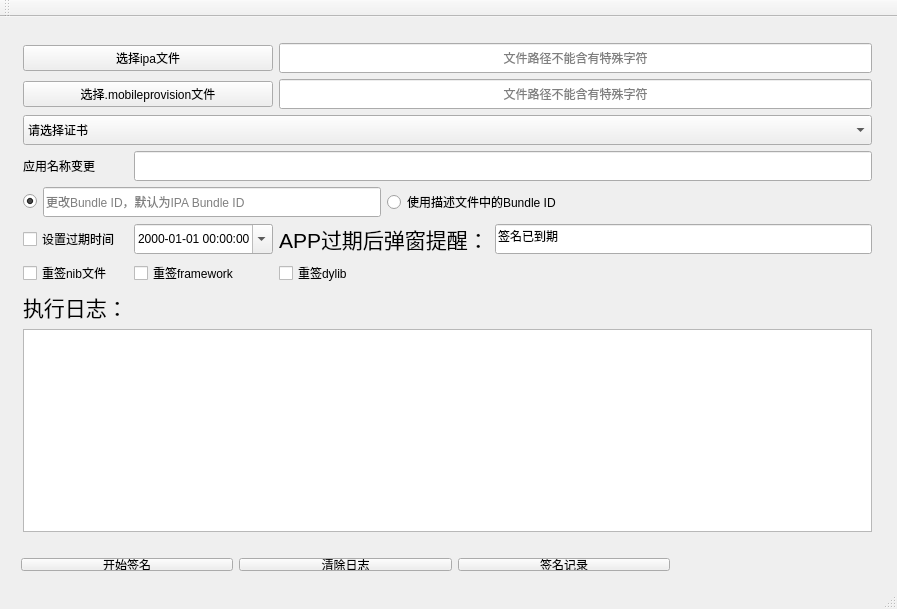
This is mainwindow.ui in XuYang8026/BSign as Qt 5 draws it before an edit. The edited form follows.
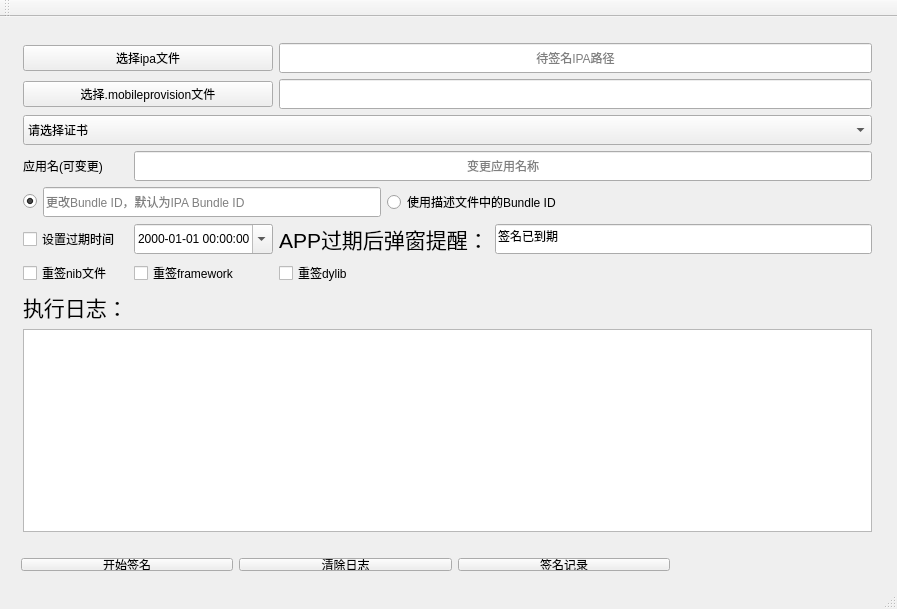
This is the edited form.

Commit message: 支持特殊文件选择

```diff
--- a/mainwindow.ui
+++ b/mainwindow.ui
@@ -182,7 +182,7 @@
         <bool>true</bool>
        </property>
        <property name="placeholderText">
-        <string>文件路径不能含有特殊字符</string>
+        <string/>
        </property>
       </widget>
      </item>
@@ -204,7 +204,7 @@
         <bool>true</bool>
        </property>
        <property name="placeholderText">
-        <string>文件路径不能含有特殊字符</string>
+        <string>待签名IPA路径</string>
        </property>
       </widget>
      </item>
@@ -236,7 +236,7 @@
      <item row="5" column="0" colspan="2">
       <widget class="QLabel" name="label_2">
        <property name="text">
-        <string>应用名称变更</string>
+        <string>应用名(可变更)</string>
        </property>
       </widget>
      </item>
@@ -257,6 +257,9 @@
        <property name="readOnly">
         <bool>false</bool>
        </property>
+       <property name="placeholderText">
+        <string>变更应用名称</string>
+       </property>
       </widget>
      </item>
     </layout>
```
The commit also changes 2 other files.
